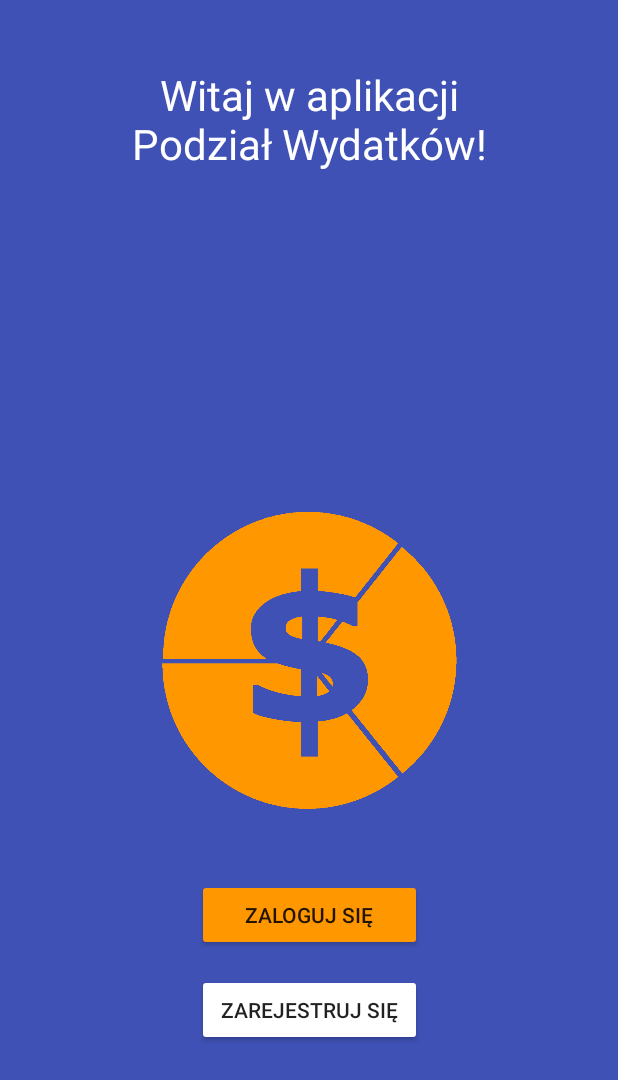
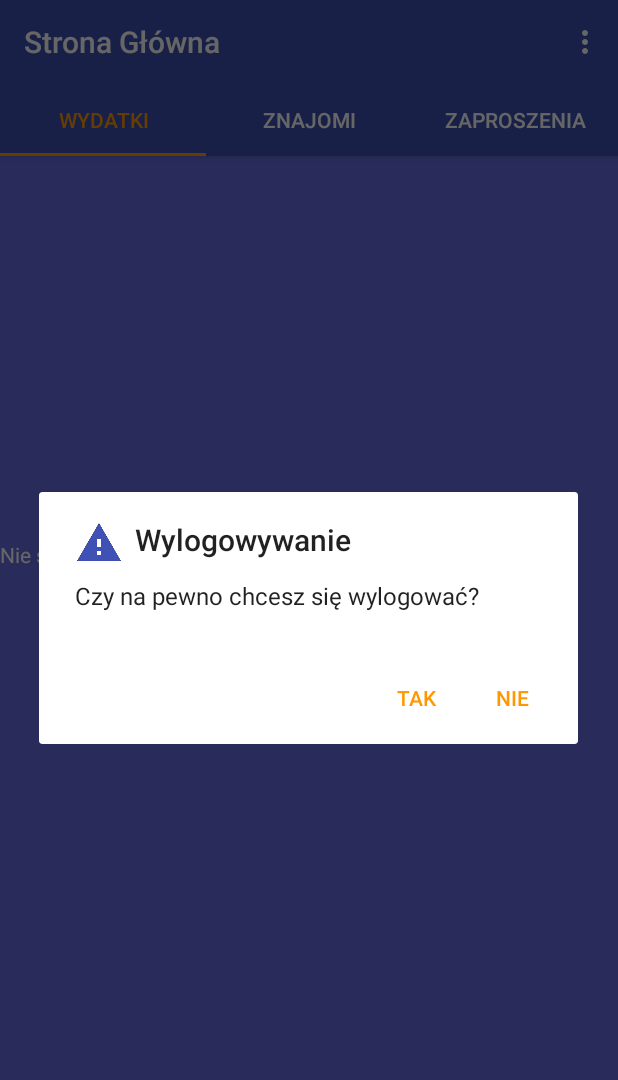
Before and after one commit to phaxi73/PodzialWydatkow, an Android app: the screen it shows after launch once a user with an empty profile is signed in (StartActivity before the commit, MainActivity after it), in the options menu, after a tap on "Wyloguj", on a phone screen of 412 x 824 dp. Shown: the top 1080 px of the screen. Run offline under Robolectric (Android 15) with nearby library versions, the phone set to English and light mode, and no system bars; our stand-ins replace Firebase (no records; nobody signed in at launch, a user with empty details on screens opened directly).

Commit message:
Added "are you sure" dialog before logging out using the button in main menu

```diff
--- a/app/src/main/java/com/example/bartek/podzialwydatkow/MainActivity.java
+++ b/app/src/main/java/com/example/bartek/podzialwydatkow/MainActivity.java
@@ -84,8 +84,17 @@ public class MainActivity extends AppCompatActivity {
 
         if(item.getItemId() == R.id.main_logout_btn){      //Should've used switch here xD
 
-            FirebaseAuth.getInstance().signOut();
-            sendToStart();
+                new AlertDialog.Builder(this).setTitle("Wylogowywanie")
+                        .setIcon(R.drawable.ic_warning_purple_48dp)
+                        .setMessage("Czy na pewno chcesz się wylogować?")
+                        .setNegativeButton("Tak", new DialogInterface.OnClickListener() {
+                            @Override
+                            public void onClick(DialogInterface dialogInterface, int i) {
+                                FirebaseAuth.getInstance().signOut();
+                                sendToStart();
+                            }
+                        }).setPositiveButton("Nie", null).show();
+
         }
 
         if(item.getItemId() == R.id.main_setting_btn){
```
